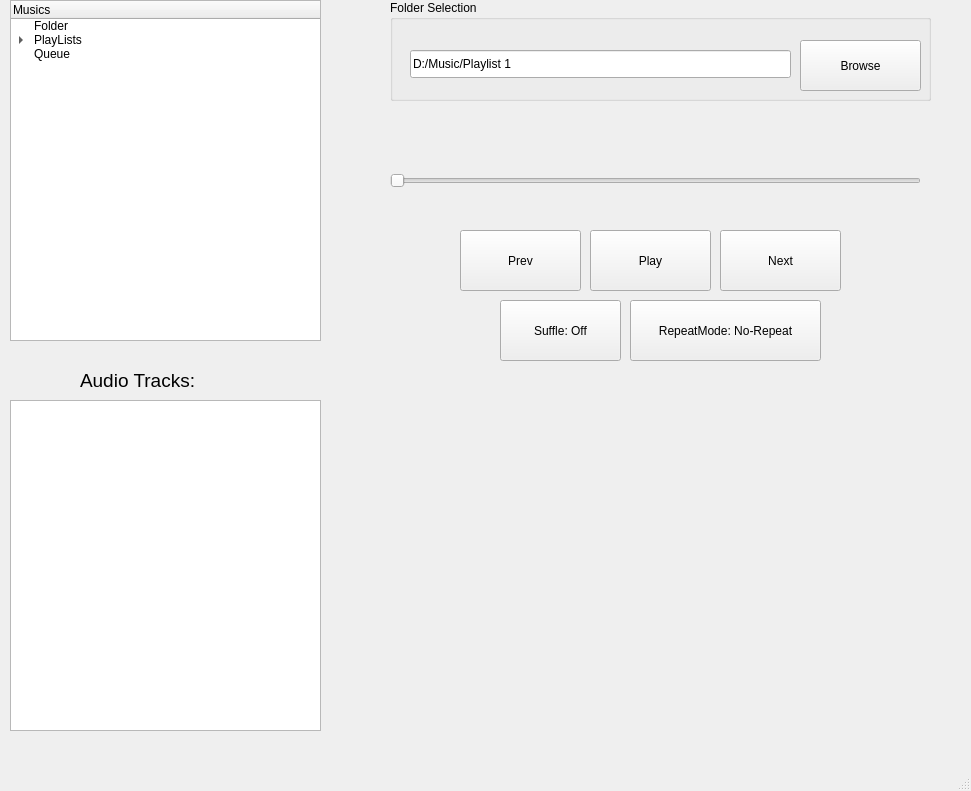
The window that musicroom.ui (Mamad-MD/JukeBox-MusicPlayer-) describes before a commit, drawn with Qt 5.
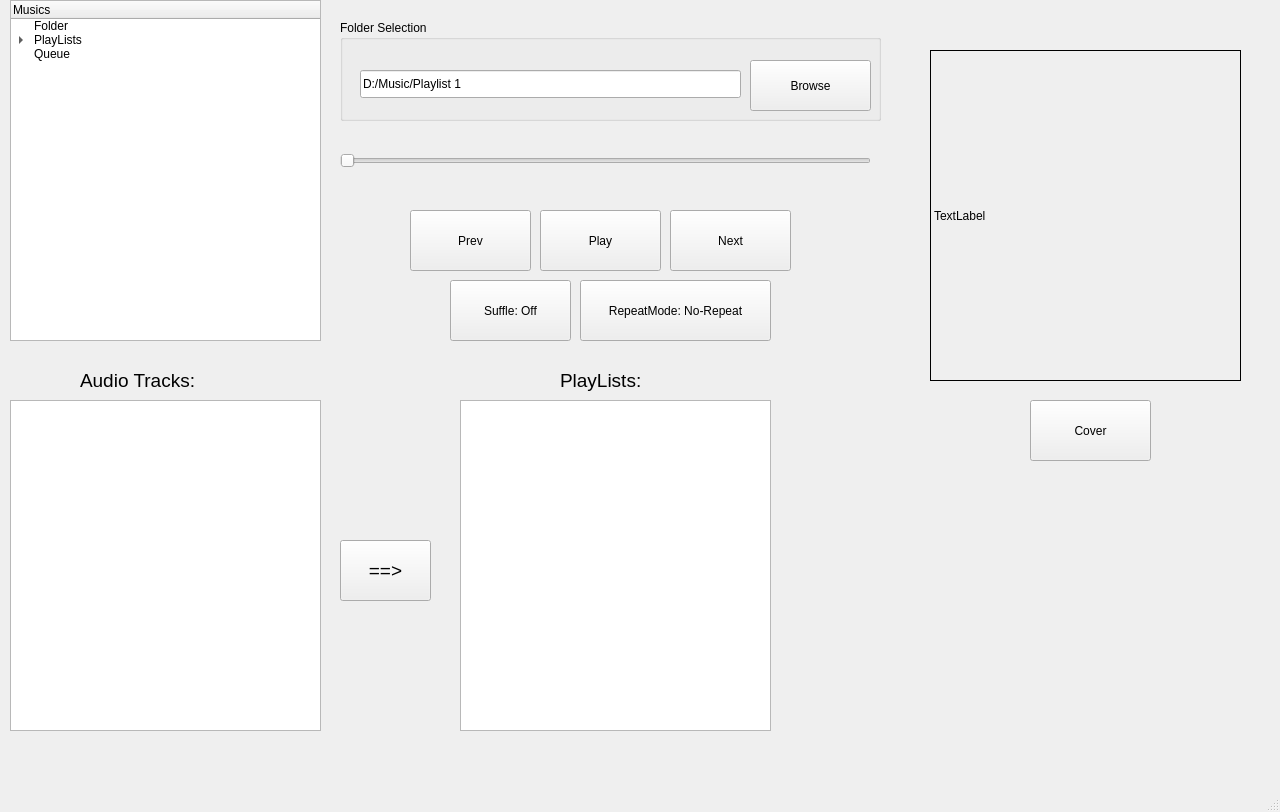
The same window after the commit.

What changed in the file:
```diff
--- a/musicroom.ui
+++ b/musicroom.ui
@@ -6,8 +6,8 @@
    <rect>
     <x>0</x>
     <y>0</y>
-    <width>971</width>
-    <height>791</height>
+    <width>1280</width>
+    <height>812</height>
    </rect>
   </property>
   <property name="windowTitle">
@@ -89,8 +89,8 @@
    <widget class="QPushButton" name="PushButton_PlayPause">
     <property name="geometry">
      <rect>
-      <x>590</x>
-      <y>230</y>
+      <x>540</x>
+      <y>210</y>
       <width>121</width>
       <height>61</height>
      </rect>
@@ -102,8 +102,8 @@
    <widget class="QPushButton" name="PushButton_Next">
     <property name="geometry">
      <rect>
-      <x>720</x>
-      <y>230</y>
+      <x>670</x>
+      <y>210</y>
       <width>121</width>
       <height>61</height>
      </rect>
@@ -118,8 +118,8 @@
    <widget class="QPushButton" name="PushButton_Prev">
     <property name="geometry">
      <rect>
-      <x>460</x>
-      <y>230</y>
+      <x>410</x>
+      <y>210</y>
       <width>121</width>
       <height>61</height>
      </rect>
@@ -131,8 +131,8 @@
    <widget class="QPushButton" name="PushButton_Shuffle">
     <property name="geometry">
      <rect>
-      <x>500</x>
-      <y>300</y>
+      <x>450</x>
+      <y>280</y>
       <width>121</width>
       <height>61</height>
      </rect>
@@ -144,8 +144,8 @@
    <widget class="QGroupBox" name="groupBox">
     <property name="geometry">
      <rect>
-      <x>390</x>
-      <y>0</y>
+      <x>340</x>
+      <y>20</y>
       <width>541</width>
       <height>101</height>
      </rect>
@@ -186,8 +186,8 @@
    <widget class="QPushButton" name="PushButton_Repeat">
     <property name="geometry">
      <rect>
-      <x>630</x>
-      <y>300</y>
+      <x>580</x>
+      <y>280</y>
       <width>191</width>
       <height>61</height>
      </rect>
@@ -199,8 +199,8 @@
    <widget class="QSlider" name="Slider_MusicSlider">
     <property name="geometry">
      <rect>
-      <x>390</x>
-      <y>160</y>
+      <x>340</x>
+      <y>140</y>
       <width>531</width>
       <height>41</height>
      </rect>
@@ -215,8 +215,8 @@
    <widget class="QLabel" name="Label_Timer">
     <property name="geometry">
      <rect>
-      <x>540</x>
-      <y>200</y>
+      <x>490</x>
+      <y>180</y>
       <width>211</width>
       <height>31</height>
      </rect>
@@ -228,6 +228,84 @@
      <set>Qt::AlignmentFlag::AlignCenter</set>
     </property>
    </widget>
+   <widget class="QListView" name="ListView_PlayLists">
+    <property name="geometry">
+     <rect>
+      <x>460</x>
+      <y>400</y>
+      <width>311</width>
+      <height>331</height>
+     </rect>
+    </property>
+    <property name="editTriggers">
+     <set>QAbstractItemView::EditTrigger::EditKeyPressed</set>
+    </property>
+   </widget>
+   <widget class="QLabel" name="label_2">
+    <property name="geometry">
+     <rect>
+      <x>560</x>
+      <y>360</y>
+      <width>151</width>
+      <height>41</height>
+     </rect>
+    </property>
+    <property name="font">
+     <font>
+      <pointsize>14</pointsize>
+     </font>
+    </property>
+    <property name="text">
+     <string>PlayLists:</string>
+    </property>
+   </widget>
+   <widget class="QPushButton" name="PushButton_Prev_2">
+    <property name="geometry">
+     <rect>
+      <x>340</x>
+      <y>540</y>
+      <width>91</width>
+      <height>61</height>
+     </rect>
+    </property>
+    <property name="font">
+     <font>
+      <pointsize>14</pointsize>
+     </font>
+    </property>
+    <property name="text">
+     <string>==&gt;</string>
+    </property>
+   </widget>
+   <widget class="QLabel" name="label_3">
+    <property name="geometry">
+     <rect>
+      <x>930</x>
+      <y>50</y>
+      <width>311</width>
+      <height>331</height>
+     </rect>
+    </property>
+    <property name="styleSheet">
+     <string notr="true">border: 1px solid black;</string>
+    </property>
+    <property name="text">
+     <string>TextLabel</string>
+    </property>
+   </widget>
+   <widget class="QPushButton" name="PushButton_PlayPause_2">
+    <property name="geometry">
+     <rect>
+      <x>1030</x>
+      <y>400</y>
+      <width>121</width>
+      <height>61</height>
+     </rect>
+    </property>
+    <property name="text">
+     <string>Cover</string>
+    </property>
+   </widget>
   </widget>
   <widget class="QMenuBar" name="menubar">
    <property name="geometry">
```
Left out of the diff: 2 changed lines with no effect on the pictures.
